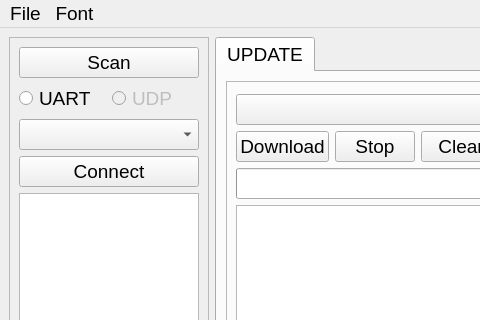
Qt form software/firm-update-gui/ui/ui_main.ui (chcbaram/apm32e103-kit) before a commit; both pictures show x 0 to 480 and y 0 to 320 of the 900 by 562 pixel window.
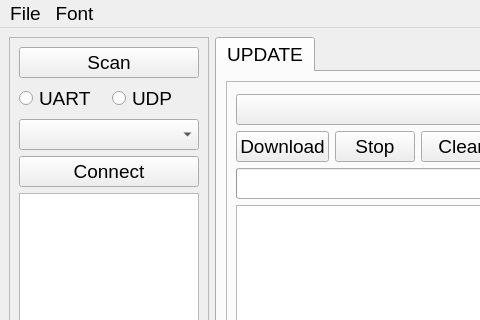
The same form after that commit.

Commit message: GUI UDP 다운로드 추가

What changed in the file:
```diff
--- a/software/firm-update-gui/ui/ui_main.ui
+++ b/software/firm-update-gui/ui/ui_main.ui
@@ -69,7 +69,7 @@
          <item>
           <widget class="QRadioButton" name="radio_scan_udp">
            <property name="enabled">
-            <bool>false</bool>
+            <bool>true</bool>
            </property>
            <property name="text">
             <string>UDP</string>
```
The commit also changes 4 other files.
